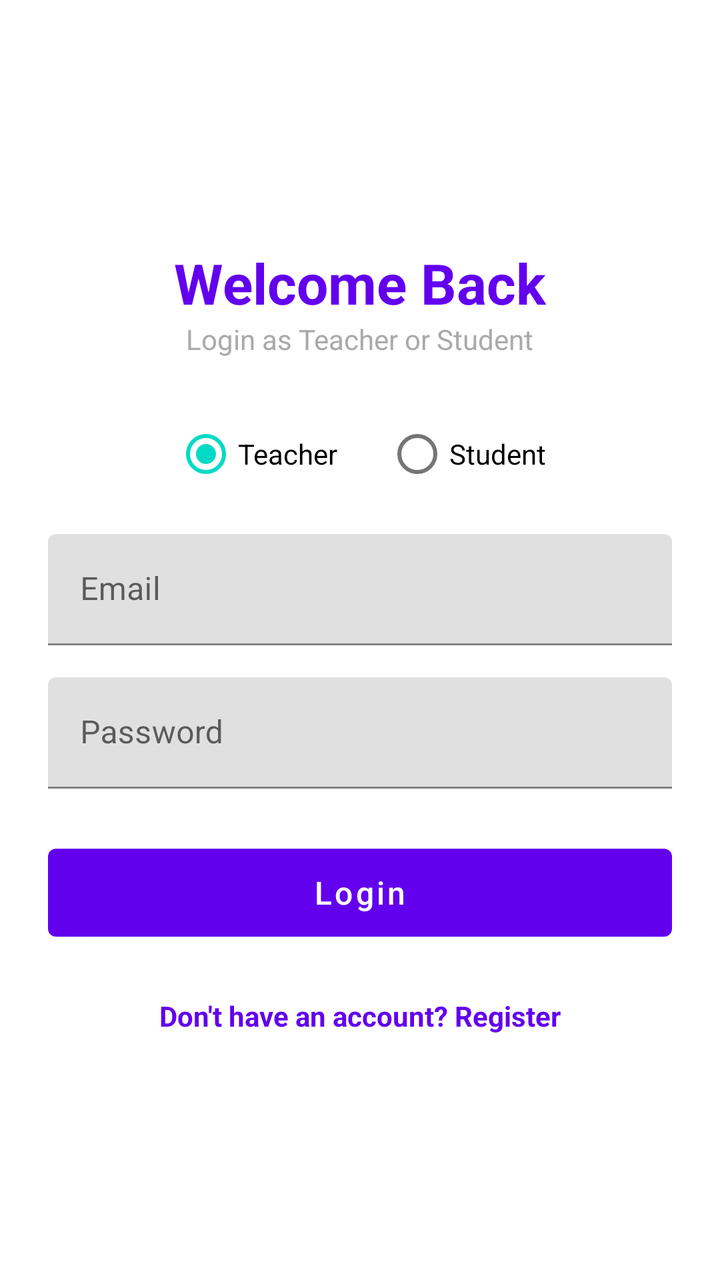
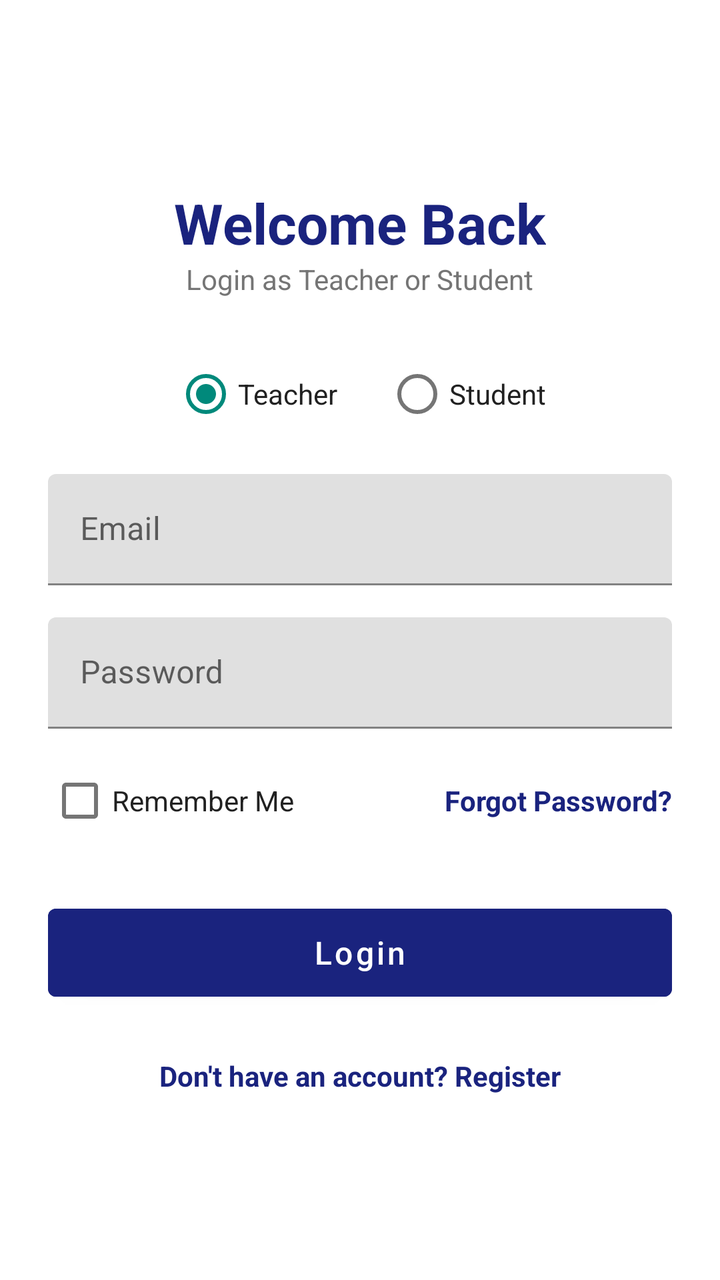

Two renders of the same Android screen: before a commit and after it. Below are the layout's source before the change and the commit's diff.
<!-- AndroidManifest.xml: activity theme Theme.Attendance_system -->
<!-- res/layout/activity_login.xml -->
<?xml version="1.0" encoding="utf-8"?>
<ScrollView xmlns:android="http://schemas.android.com/apk/res/android"
    android:layout_width="match_parent"
    android:layout_height="match_parent"
    android:fillViewport="true"
    android:padding="24dp">

    <LinearLayout
        android:layout_width="match_parent"
        android:layout_height="wrap_content"
        android:gravity="center"
        android:orientation="vertical">

        <TextView
            android:layout_width="wrap_content"
            android:layout_height="wrap_content"
            android:text="Welcome Back"
            android:textColor="@color/purple_500"
            android:textSize="28sp"
            android:textStyle="bold" />

        <TextView
            android:layout_width="wrap_content"
            android:layout_height="wrap_content"
            android:layout_marginBottom="24dp"
            android:text="Login as Teacher or Student"
            android:textColor="@android:color/darker_gray"
            android:textSize="14sp" />

        <RadioGroup
            android:id="@+id/rgLoginRole"
            android:layout_width="match_parent"
            android:layout_height="wrap_content"
            android:layout_marginBottom="16dp"
            android:gravity="center"
            android:orientation="horizontal">

            <RadioButton
                android:id="@+id/rbLoginTeacher"
                android:layout_width="wrap_content"
                android:layout_height="wrap_content"
                android:layout_marginEnd="24dp"
                android:checked="true"
                android:text="Teacher"
                android:textColor="@color/black" />

            <RadioButton
                android:id="@+id/rbLoginStudent"
                android:layout_width="wrap_content"
                android:layout_height="wrap_content"
                android:text="Student"
                android:textColor="@color/black" />

        </RadioGroup>

        <com.google.android.material.textfield.TextInputLayout
            android:layout_width="match_parent"
            android:layout_height="wrap_content"
            android:layout_marginBottom="16dp">

            <com.google.android.material.textfield.TextInputEditText
                android:id="@+id/etEmail"
                android:layout_width="match_parent"
                android:layout_height="wrap_content"
                android:hint="@string/email"
                android:inputType="textEmailAddress" />

        </com.google.android.material.textfield.TextInputLayout>

        <com.google.android.material.textfield.TextInputLayout
            android:layout_width="match_parent"
            android:layout_height="wrap_content"
            android:layout_marginBottom="24dp">

            <com.google.android.material.textfield.TextInputEditText
                android:id="@+id/etPassword"
                android:layout_width="match_parent"
                android:layout_height="wrap_content"
                android:hint="@string/password"
                android:inputType="textPassword" />

        </com.google.android.material.textfield.TextInputLayout>

        <Button
            android:id="@+id/btnLogin"
            android:layout_width="match_parent"
            android:layout_height="56dp"
            android:text="@string/login"
            android:textAllCaps="false"
            android:textSize="16sp" />

        <TextView
            android:id="@+id/tvGoToRegister"
            android:layout_width="wrap_content"
            android:layout_height="wrap_content"
            android:layout_marginTop="24dp"
            android:text="Don't have an account? Register"
            android:textColor="@color/purple_500"
            android:textSize="14sp"
            android:textStyle="bold" />

    </LinearLayout>

</ScrollView>
<!-- resources referenced by this layout -->
<resources>
  <color name="black">#FF000000</color>
  <color name="purple_500">#FF6200EE</color>
  <string name="email">Email</string>
  <string name="login">Login</string>
  <string name="password">Password</string>
  <style name="Theme.Attendance_system" parent="Theme.MaterialComponents.Light.NoActionBar">
          <item name="colorPrimary">@color/purple_500</item>
          <item name="colorPrimaryVariant">@color/purple_700</item>
          <item name="colorOnPrimary">@color/white</item>
          <item name="colorSecondary">@color/teal_200</item>
      </style>
  <color name="purple_700">#FF3700B3</color>
  <color name="white">#FFFFFFFF</color>
  <color name="teal_200">#FF03DAC5</color>
</resources>

<!-- the commit's change to res/layout/activity_login.xml (unified diff, before → after) -->
@@ -15,7 +15,7 @@
             android:layout_width="wrap_content"
             android:layout_height="wrap_content"
             android:text="Welcome Back"
-            android:textColor="@color/purple_500"
+            android:textColor="@color/primary_navy"
             android:textSize="28sp"
             android:textStyle="bold" />
 
@@ -24,7 +24,7 @@
             android:layout_height="wrap_content"
             android:layout_marginBottom="24dp"
             android:text="Login as Teacher or Student"
-            android:textColor="@android:color/darker_gray"
+            android:textColor="@color/text_muted"
             android:textSize="14sp" />
 
         <RadioGroup
@@ -42,16 +42,32 @@
                 android:layout_marginEnd="24dp"
                 android:checked="true"
                 android:text="Teacher"
-                android:textColor="@color/black" />
+                android:textColor="@color/text_dark" />
 
             <RadioButton
                 android:id="@+id/rbLoginStudent"
                 android:layout_width="wrap_content"
                 android:layout_height="wrap_content"
                 android:text="Student"
-                android:textColor="@color/black" />
+                android:textColor="@color/text_dark" />
 
         </RadioGroup>
+
+        <com.google.android.material.textfield.TextInputLayout
+            android:id="@+id/tilStudentId"
+            android:layout_width="match_parent"
+            android:layout_height="wrap_content"
+            android:layout_marginBottom="16dp"
+            android:visibility="gone">
+
+            <com.google.android.material.textfield.TextInputEditText
+                android:id="@+id/etStudentId"
+                android:layout_width="match_parent"
+                android:layout_height="wrap_content"
+                android:hint="Student Name / ID (e.g. Rahim)"
+                android:inputType="text" />
+
+        </com.google.android.material.textfield.TextInputLayout>
 
         <com.google.android.material.textfield.TextInputLayout
             android:layout_width="match_parent"
@@ -70,7 +86,7 @@
         <com.google.android.material.textfield.TextInputLayout
             android:layout_width="match_parent"
             android:layout_height="wrap_content"
-            android:layout_marginBottom="24dp">
+            android:layout_marginBottom="12dp">
 
             <com.google.android.material.textfield.TextInputEditText
                 android:id="@+id/etPassword"
@@ -81,10 +97,38 @@
 
         </com.google.android.material.textfield.TextInputLayout>
 
+        
+        <LinearLayout
+            android:layout_width="match_parent"
+            android:layout_height="wrap_content"
+            android:layout_marginBottom="24dp"
+            android:orientation="horizontal"
+            android:gravity="center_vertical">
+
+            <CheckBox
+                android:id="@+id/cbRememberMe"
+                android:layout_width="0dp"
+                android:layout_height="wrap_content"
+                android:layout_weight="1"
+                android:text="Remember Me"
+                android:textColor="@color/text_dark" />
+
+            <TextView
+                android:id="@+id/tvForgotPassword"
+                android:layout_width="wrap_content"
+                android:layout_height="wrap_content"
+                android:text="Forgot Password?"
+                android:textColor="@color/primary_navy"
+                android:textSize="14sp"
+                android:textStyle="bold" />
+
+        </LinearLayout>
+
         <Button
             android:id="@+id/btnLogin"
             android:layout_width="match_parent"
             android:layout_height="56dp"
+            android:backgroundTint="@color/primary_navy"
             android:text="@string/login"
             android:textAllCaps="false"
             android:textSize="16sp" />
@@ -95,7 +139,7 @@
             android:layout_height="wrap_content"
             android:layout_marginTop="24dp"
             android:text="Don't have an account? Register"
-            android:textColor="@color/purple_500"
+            android:textColor="@color/primary_navy"
             android:textSize="14sp"
             android:textStyle="bold" />
 
<!-- resource entries referenced after the edit -->
@@ -1,7 +1,9 @@
 <!-- resources referenced by this layout -->
 <resources>
-  <color name="black">#FF000000</color>
-  <color name="purple_500">#FF6200EE</color>
+  <color name="primary_navy">#1A237E</color>
+  <color name="text_dark">#212121</color>
+  <color name="text_muted">#757575</color>
+  <color name="purple_500">#1A237E</color>
   <string name="email">Email</string>
   <string name="login">Login</string>
   <string name="password">Password</string>
@@ -11,8 +13,8 @@
           <item name="colorOnPrimary">@color/white</item>
           <item name="colorSecondary">@color/teal_200</item>
       </style>
-  <color name="purple_700">#FF3700B3</color>
+  <color name="purple_700">#0D47A1</color>
   <color name="white">#FFFFFFFF</color>
-  <color name="teal_200">#FF03DAC5</color>
+  <color name="teal_200">#00897B</color>
 </resources>
 
